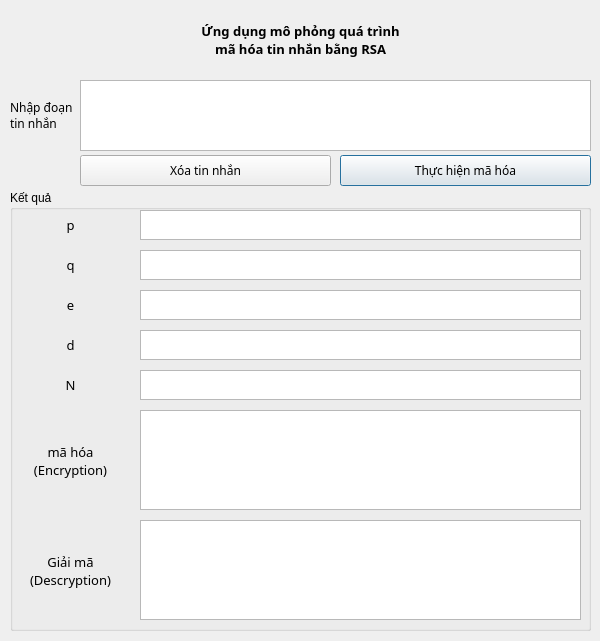
EdgarIgnite16/SSIS-Project, file Source/DemoUI/DemoApp1.ui: the form before one commit.
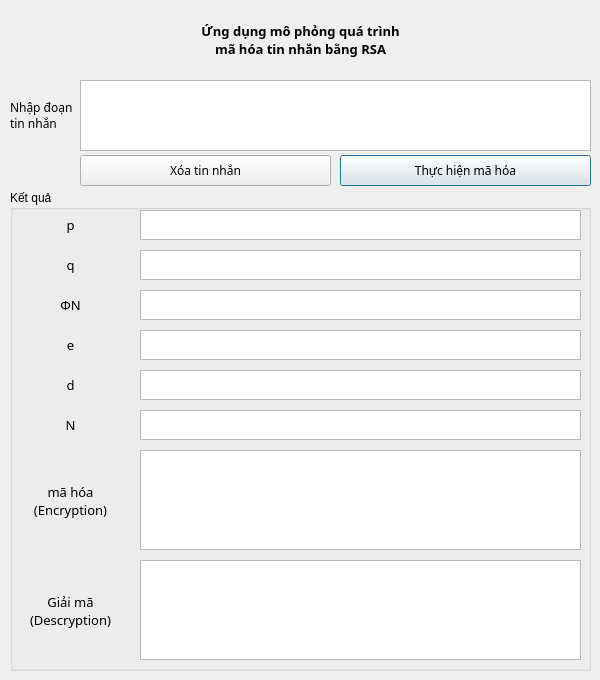
The form after the commit.

```diff
--- a/Source/DemoUI/DemoApp1.ui
+++ b/Source/DemoUI/DemoApp1.ui
@@ -7,7 +7,7 @@
     <x>0</x>
     <y>0</y>
     <width>600</width>
-    <height>641</height>
+    <height>680</height>
    </rect>
   </property>
   <property name="windowTitle">
@@ -110,7 +110,7 @@
      <x>10</x>
      <y>190</y>
      <width>581</width>
-     <height>441</height>
+     <height>481</height>
     </rect>
    </property>
    <property name="title">
@@ -198,11 +198,52 @@
      <bool>true</bool>
     </property>
    </widget>
+   <widget class="QLabel" name="lbphiN">
+    <property name="geometry">
+     <rect>
+      <x>10</x>
+      <y>100</y>
+      <width>101</width>
+      <height>30</height>
+     </rect>
+    </property>
+    <property name="font">
+     <font>
+      <family>JetBrains Mono</family>
+      <pointsize>10</pointsize>
+     </font>
+    </property>
+    <property name="text">
+     <string>ΦN</string>
+    </property>
+    <property name="alignment">
+     <set>Qt::AlignCenter</set>
+    </property>
+   </widget>
+   <widget class="QTextEdit" name="txtPhiN">
+    <property name="geometry">
+     <rect>
+      <x>130</x>
+      <y>100</y>
+      <width>441</width>
+      <height>30</height>
+     </rect>
+    </property>
+    <property name="font">
+     <font>
+      <family>JetBrains Mono</family>
+      <pointsize>10</pointsize>
+     </font>
+    </property>
+    <property name="readOnly">
+     <bool>true</bool>
+    </property>
+   </widget>
    <widget class="QLabel" name="lbE">
     <property name="geometry">
      <rect>
       <x>10</x>
-      <y>100</y>
+      <y>140</y>
       <width>101</width>
       <height>30</height>
      </rect>
@@ -224,7 +265,7 @@
     <property name="geometry">
      <rect>
       <x>130</x>
-      <y>100</y>
+      <y>140</y>
       <width>441</width>
       <height>30</height>
      </rect>
@@ -243,7 +284,7 @@
     <property name="geometry">
      <rect>
       <x>10</x>
-      <y>140</y>
+      <y>180</y>
       <width>101</width>
       <height>30</height>
      </rect>
@@ -265,47 +306,6 @@
     <property name="geometry">
      <rect>
       <x>130</x>
-      <y>140</y>
-      <width>441</width>
-      <height>30</height>
-     </rect>
-    </property>
-    <property name="font">
-     <font>
-      <family>JetBrains Mono</family>
-      <pointsize>10</pointsize>
-     </font>
-    </property>
-    <property name="readOnly">
-     <bool>true</bool>
-    </property>
-   </widget>
-   <widget class="QLabel" name="lbN">
-    <property name="geometry">
-     <rect>
-      <x>10</x>
-      <y>180</y>
-      <width>101</width>
-      <height>30</height>
-     </rect>
-    </property>
-    <property name="font">
-     <font>
-      <family>JetBrains Mono</family>
-      <pointsize>10</pointsize>
-     </font>
-    </property>
-    <property name="text">
-     <string>N</string>
-    </property>
-    <property name="alignment">
-     <set>Qt::AlignCenter</set>
-    </property>
-   </widget>
-   <widget class="QTextEdit" name="txtN">
-    <property name="geometry">
-     <rect>
-      <x>130</x>
       <y>180</y>
       <width>441</width>
       <height>30</height>
@@ -325,7 +325,7 @@
     <property name="geometry">
      <rect>
       <x>10</x>
-      <y>220</y>
+      <y>260</y>
       <width>101</width>
       <height>101</height>
      </rect>
@@ -348,7 +348,7 @@
     <property name="geometry">
      <rect>
       <x>130</x>
-      <y>220</y>
+      <y>260</y>
       <width>441</width>
       <height>100</height>
      </rect>
@@ -367,7 +367,7 @@
     <property name="geometry">
      <rect>
       <x>10</x>
-      <y>330</y>
+      <y>370</y>
       <width>101</width>
       <height>101</height>
      </rect>
@@ -390,7 +390,7 @@
     <property name="geometry">
      <rect>
       <x>130</x>
-      <y>330</y>
+      <y>370</y>
       <width>441</width>
       <height>100</height>
      </rect>
@@ -405,6 +405,47 @@
      <bool>true</bool>
     </property>
    </widget>
+   <widget class="QLabel" name="lbN">
+    <property name="geometry">
+     <rect>
+      <x>10</x>
+      <y>220</y>
+      <width>101</width>
+      <height>30</height>
+     </rect>
+    </property>
+    <property name="font">
+     <font>
+      <family>JetBrains Mono</family>
+      <pointsize>10</pointsize>
+     </font>
+    </property>
+    <property name="text">
+     <string>N</string>
+    </property>
+    <property name="alignment">
+     <set>Qt::AlignCenter</set>
+    </property>
+   </widget>
+   <widget class="QTextEdit" name="txtN">
+    <property name="geometry">
+     <rect>
+      <x>130</x>
+      <y>220</y>
+      <width>441</width>
+      <height>30</height>
+     </rect>
+    </property>
+    <property name="font">
+     <font>
+      <family>JetBrains Mono</family>
+      <pointsize>10</pointsize>
+     </font>
+    </property>
+    <property name="readOnly">
+     <bool>true</bool>
+    </property>
+   </widget>
   </widget>
   <widget class="QPushButton" name="btnClean">
    <property name="geometry">
```
Left out of the diff: 2 changed lines with no effect on the pictures.
